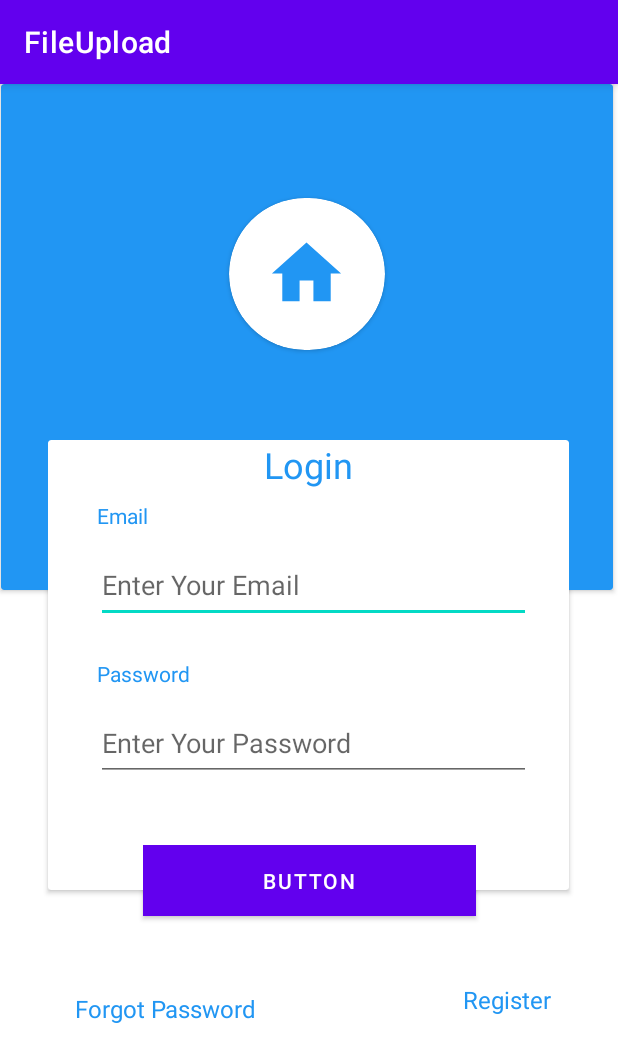
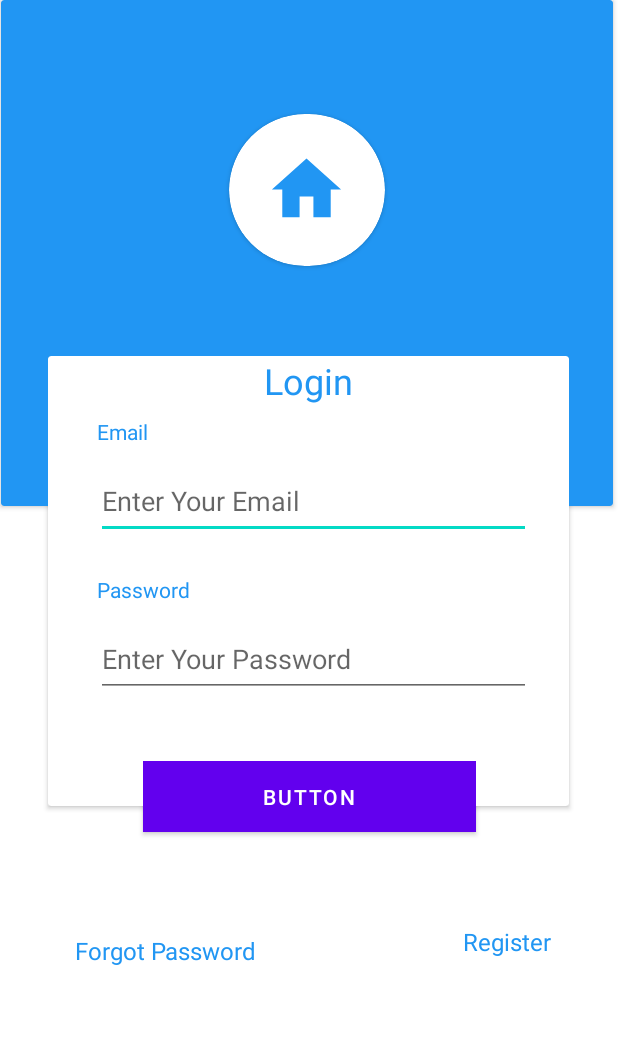
Before and after one commit to JMDev2/FileUplaod, an Android app: the screen it shows after launch (LoginActivity), on a phone screen of 412 x 824 dp. Shown: the top 1062 px of the screen. Run offline under Robolectric (Android 15) with nearby library versions, the phone set to English and light mode, and no system bars; our stand-ins replace Firebase (no records; nobody signed in at launch, a user with empty details on screens opened directly).

Commit message:
This will remove the action bar

```diff
--- a/app/src/main/java/com/example/fileupload/Constants.java
+++ b/app/src/main/java/com/example/fileupload/Constants.java
@@ -6,4 +6,6 @@ public class Constants {
 
     public static final String STORAGE_PATH_UPLOADS_images= "Images/";
     public static final String DATABASE_PATH_UPLOADS_images="Images";
+
+//    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
 }
--- a/app/src/main/res/values/themes.xml
+++ b/app/src/main/res/values/themes.xml
@@ -1,6 +1,6 @@
 <resources xmlns:tools="http://schemas.android.com/tools">
     <!-- Base application theme. -->
-    <style name="Theme.FileUpload" parent="Theme.MaterialComponents.DayNight.DarkActionBar">
+    <style name="Theme.FileUpload" parent="Theme.MaterialComponents.DayNight.NoActionBar">
         <!-- Primary brand color. -->
         <item name="colorPrimary">@color/purple_500</item>
         <item name="colorPrimaryVariant">@color/purple_700</item>
```
